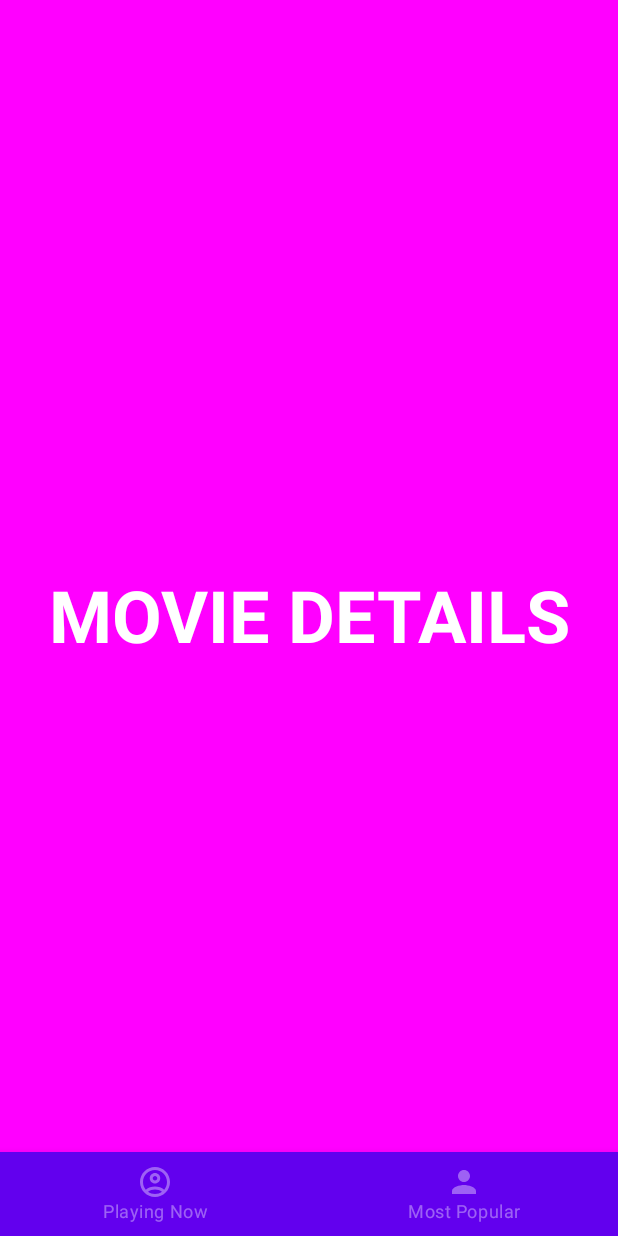
After one commit to ChathuraHettiarachchi/TheMovieDb-Jetpack-Compose, an Android app built with Jetpack Compose: the MovieDetailScreen screen opened through its navigation route, on a phone screen of 412 x 824 dp. The commit adds this screen. Run offline under Robolectric (Android 15) with nearby library versions, the phone set to English and light mode, and no system bars.

Commit message:
- bottom nav with screen changing. need theming

```diff
--- /dev/null
+++ b/app/src/main/java/com/backbase/moviebox/navigation/MovieNavGraph.kt
@@ -0,0 +1,25 @@
+package com.backbase.moviebox.navigation
+
+import androidx.compose.runtime.Composable
+import androidx.navigation.NavController
+import androidx.navigation.NavHostController
+import androidx.navigation.compose.NavHost
+import androidx.navigation.compose.composable
+import com.backbase.moviebox.presentation.most_popular.MostPopularScreen
+import com.backbase.moviebox.presentation.movie_details.MovieDetailScreen
+import com.backbase.moviebox.presentation.playing_now.PlayingNowScreen
+
+@Composable
+fun MovieNavGraph(navController: NavHostController) {
+    NavHost(navController = navController, startDestination = BottomBarScreen.PlayingNow.route){
+        composable(route = BottomBarScreen.MostPopular.route){
+            MostPopularScreen()
+        }
+        composable(route = BottomBarScreen.PlayingNow.route){
+            PlayingNowScreen()
+        }
+        composable(route = BottomBarScreen.MovieDetail.route){
+            MovieDetailScreen()
+        }
+    }
+}
--- /dev/null
+++ b/app/src/main/java/com/backbase/moviebox/presentation/MainScreen.kt
@@ -0,0 +1,74 @@
+package com.backbase.moviebox.presentation
+
+import androidx.compose.foundation.layout.RowScope
+import androidx.compose.material.*
+import androidx.compose.runtime.Composable
+import androidx.compose.runtime.getValue
+import androidx.navigation.NavDestination
+import androidx.navigation.NavDestination.Companion.hierarchy
+import androidx.navigation.NavGraph.Companion.findStartDestination
+import androidx.navigation.NavHostController
+import androidx.navigation.compose.currentBackStackEntryAsState
+import androidx.navigation.compose.rememberNavController
+import com.backbase.moviebox.navigation.BottomBarScreen
+import com.backbase.moviebox.navigation.MovieNavGraph
+
+@Composable
+fun MainScreen() {
+    val navController = rememberNavController()
+    Scaffold(bottomBar = {
+        BottomBar(navController = navController)
+    }) {
+        MovieNavGraph(navController = navController)
+    }
+}
+
+@Composable
+fun BottomBar(navController: NavHostController) {
+    val screens = listOf(
+        BottomBarScreen.PlayingNow,
+        BottomBarScreen.MostPopular
+    )
+
+    val navBackStackEntry by navController.currentBackStackEntryAsState()
+    val currentDestination = navBackStackEntry?.destination
+
+    BottomNavigation {
+        screens.forEach {
+            AddItem(
+                screen = it,
+                currentDestination = currentDestination,
+                navController = navController
+            )
+        }
+    }
+}
+
+@Composable
+fun RowScope.AddItem(
+    screen: BottomBarScreen,
+    currentDestination: NavDestination?,
+    navController: NavHostController
+) {
+    BottomNavigationItem(
+        label = {
+            Text(text = screen.title)
+        },
+        icon = {
+            Icon(
+                imageVector = screen.icon,
+                contentDescription = "Navigation Icon"
+            )
+        },
+        selected = currentDestination?.hierarchy?.any {
+            it.route == screen.route
+        } == true,
+        unselectedContentColor = LocalContentColor.current.copy(alpha = ContentAlpha.disabled),
+        onClick = {
+            navController.navigate(screen.route) {
+                popUpTo(navController.graph.findStartDestination().id)
+                launchSingleTop = true
+            }
+        }
+    )
+}
--- /dev/null
+++ b/app/src/main/java/com/backbase/moviebox/presentation/movie_details/MovieDetailScreen.kt
@@ -0,0 +1,37 @@
+package com.backbase.moviebox.presentation.movie_details
+
+
+import androidx.compose.foundation.background
+import androidx.compose.foundation.layout.Box
+import androidx.compose.foundation.layout.fillMaxSize
+import androidx.compose.material.MaterialTheme
+import androidx.compose.material.Text
+import androidx.compose.runtime.Composable
+import androidx.compose.ui.Alignment
+import androidx.compose.ui.Modifier
+import androidx.compose.ui.graphics.Color
+import androidx.compose.ui.text.font.FontWeight
+import androidx.compose.ui.tooling.preview.Preview
+
+@Composable
+fun MovieDetailScreen() {
+    Box(
+        modifier = Modifier
+            .fillMaxSize()
+            .background(Color.Magenta),
+        contentAlignment = Alignment.Center
+    ) {
+        Text(
+            text = "MOVIE DETAILS",
+            fontSize = MaterialTheme.typography.h3.fontSize,
+            fontWeight = FontWeight.Bold,
+            color = Color.White
+        )
+    }
+}
+
+@Composable
+@Preview
+fun MovieDetailScreenPreview() {
+    MovieDetailScreen()
+}
--- /dev/null
+++ b/app/src/main/java/com/backbase/moviebox/presentation/playing_now/PlayingNowScreen.kt
@@ -0,0 +1,36 @@
+package com.backbase.moviebox.presentation.playing_now
+
+import androidx.compose.foundation.background
+import androidx.compose.foundation.layout.Box
+import androidx.compose.foundation.layout.fillMaxSize
+import androidx.compose.material.MaterialTheme
+import androidx.compose.material.Text
+import androidx.compose.runtime.Composable
+import androidx.compose.ui.Alignment
+import androidx.compose.ui.Modifier
+import androidx.compose.ui.graphics.Color
+import androidx.compose.ui.text.font.FontWeight
+import androidx.compose.ui.tooling.preview.Preview
+
+@Composable
+fun PlayingNowScreen() {
+    Box(
+        modifier = Modifier
+            .fillMaxSize()
+            .background(Color.Red),
+        contentAlignment = Alignment.Center
+    ) {
+        Text(
+            text = "PLAYING NOW",
+            fontSize = MaterialTheme.typography.h3.fontSize,
+            fontWeight = FontWeight.Bold,
+            color = Color.White
+        )
+    }
+}
+
+@Composable
+@Preview
+fun PlayingNowScreenPreview() {
+    PlayingNowScreen()
+}
```
Also changed, not shown: app/src/main/java/com/backbase/moviebox/navigation/BottomBarScreen.kt (added, +33 -0 lines), app/src/main/java/com/backbase/moviebox/presentation/MainActivity.kt (+1 -15 lines), app/src/main/java/com/backbase/moviebox/presentation/most_popular/MostPopularScreen.kt (added, +36 -0 lines).
